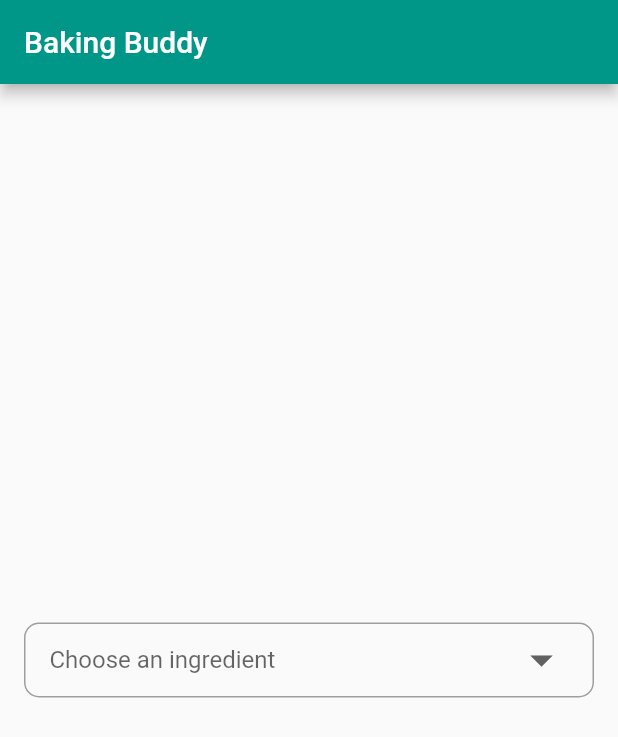
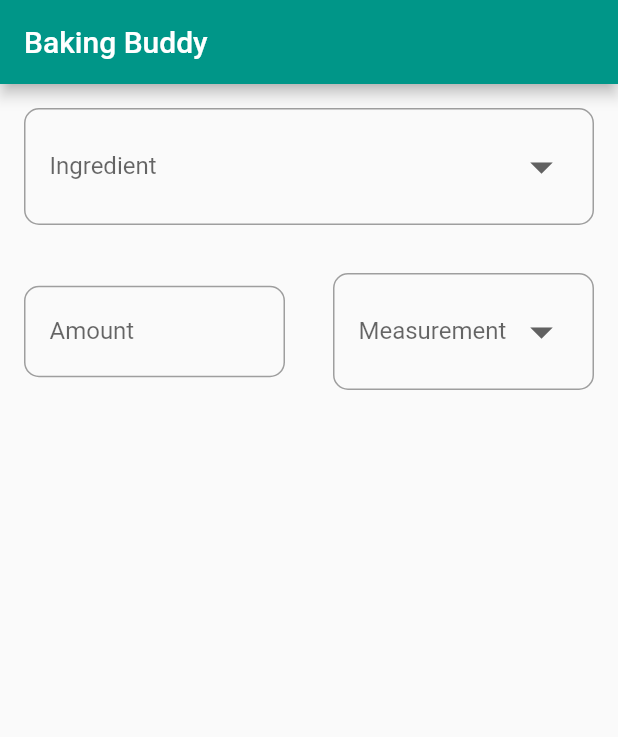
Before and after one commit to dmoster/baking-buddy_js, a Flutter app: the screen it shows after launch, on a phone screen of 412 x 824 dp. Shown: the top 737 px of the screen. Run offline on Flutter 3.47's test engine with Material 2 defaults, Android fonts, the light colour scheme and no system bars; generated files the repository leaves out were written again.

Commit message:
begin building calculator interface

```diff
--- a/lib/main.dart
+++ b/lib/main.dart
@@ -15,8 +15,9 @@ class HomePage extends StatefulWidget {
 }
 
 class _HomePageState extends State<HomePage> {
-  String valueChosen;
-  List data;
+  String ingredientChosen;
+  String measurementChosen;
+  final _formKey = GlobalKey<FormState>();
 
   @override
   Widget build(BuildContext context) {
@@ -28,7 +29,6 @@ class _HomePageState extends State<HomePage> {
         title: Text('Baking Buddy'),
       ),
       body: Container(
-        child: Center(
         child: FutureBuilder(
           future: DefaultAssetBundle.of(context)
               .loadString('data/ingredientsList.json'),
@@ -37,25 +37,39 @@ class _HomePageState extends State<HomePage> {
             IngredientsList ingredients =
                 IngredientsList.fromList(ingredientsList);
 
-              return Padding(
+            List measurementTypes = [
+              'cups',
+              'tablespoons',
+              'teaspoons',
+              'ounces',
+              'grams'
+            ];
+
+            return Form(
+              key: _formKey,
+              child: Column(
+                children: [
+                  Padding(
                     padding: const EdgeInsets.all(16.0),
                     child: Container(
                       padding: EdgeInsets.only(left: 16, right: 16),
                       decoration: BoxDecoration(
                           border: Border.all(color: Colors.grey, width: 1),
                           borderRadius: BorderRadius.circular(10)),
-                  child: DropdownButton(
-                    hint: Text('Choose an ingredient'),
+                      child: DropdownButtonFormField(
                         dropdownColor: Colors.white,
                         icon: Icon(Icons.arrow_drop_down),
                         iconSize: 36,
                         isExpanded: true,
-                    underline: SizedBox(),
+                        decoration: InputDecoration(
+                          border: InputBorder.none,
+                          labelText: 'Ingredient',
+                        ),
                         style: TextStyle(color: Colors.black, fontSize: 16),
-                    value: valueChosen,
+                        value: ingredientChosen,
                         onChanged: (newValue) {
                           setState(() {
-                        valueChosen = newValue;
+                            ingredientChosen = newValue;
                           });
                         },
                         items: ingredients.names.map((valueItem) {
@@ -66,9 +80,76 @@ class _HomePageState extends State<HomePage> {
                         }).toList(),
                       ),
                     ),
+                  ),
+                  Row(
+                    children: [
+                      Expanded(
+                        child: Padding(
+                          padding: const EdgeInsets.all(16.0),
+                          child: Container(
+                            padding: EdgeInsets.only(left: 16, right: 16),
+                            decoration: BoxDecoration(
+                                border:
+                                    Border.all(color: Colors.grey, width: 1),
+                                borderRadius: BorderRadius.circular(10)),
+                            child: FormField<double>(
+                              builder: (FormFieldState<double> state) {
+                                return TextField(
+                                  keyboardType: TextInputType.number,
+                                  decoration: InputDecoration(
+                                    border: InputBorder.none,
+                                    labelText: 'Amount',
+                                  ),
                                 );
                               },
+                              onSaved: (double initialValue) {},
+                              validator: (double val) {},
                             ),
+                          ),
+                        ),
+                      ),
+                      Expanded(
+                        child: Padding(
+                          padding: const EdgeInsets.all(16.0),
+                          child: Container(
+                            padding: EdgeInsets.only(left: 16, right: 16),
+                            decoration: BoxDecoration(
+                                border:
+                                    Border.all(color: Colors.grey, width: 1),
+                                borderRadius: BorderRadius.circular(10)),
+                            child: DropdownButtonFormField(
+                              dropdownColor: Colors.white,
+                              icon: Icon(Icons.arrow_drop_down),
+                              iconSize: 36,
+                              isExpanded: true,
+                              decoration: InputDecoration(
+                                border: InputBorder.none,
+                                labelText: 'Measurement',
+                              ),
+                              style:
+                                  TextStyle(color: Colors.black, fontSize: 16),
+                              value: measurementChosen,
+                              onChanged: (newValue) {
+                                setState(() {
+                                  measurementChosen = newValue;
+                                });
+                              },
+                              items: measurementTypes.map((valueItem) {
+                                return DropdownMenuItem(
+                                  value: valueItem,
+                                  child: Text(valueItem),
+                                );
+                              }).toList(),
+                            ),
+                          ),
+                        ),
+                      ),
+                    ],
+                  ),
+                ],
+              ),
+            );
+          },
         ),
       ),
     );
```
Lines whose indentation alone changed are shown as unchanged.
